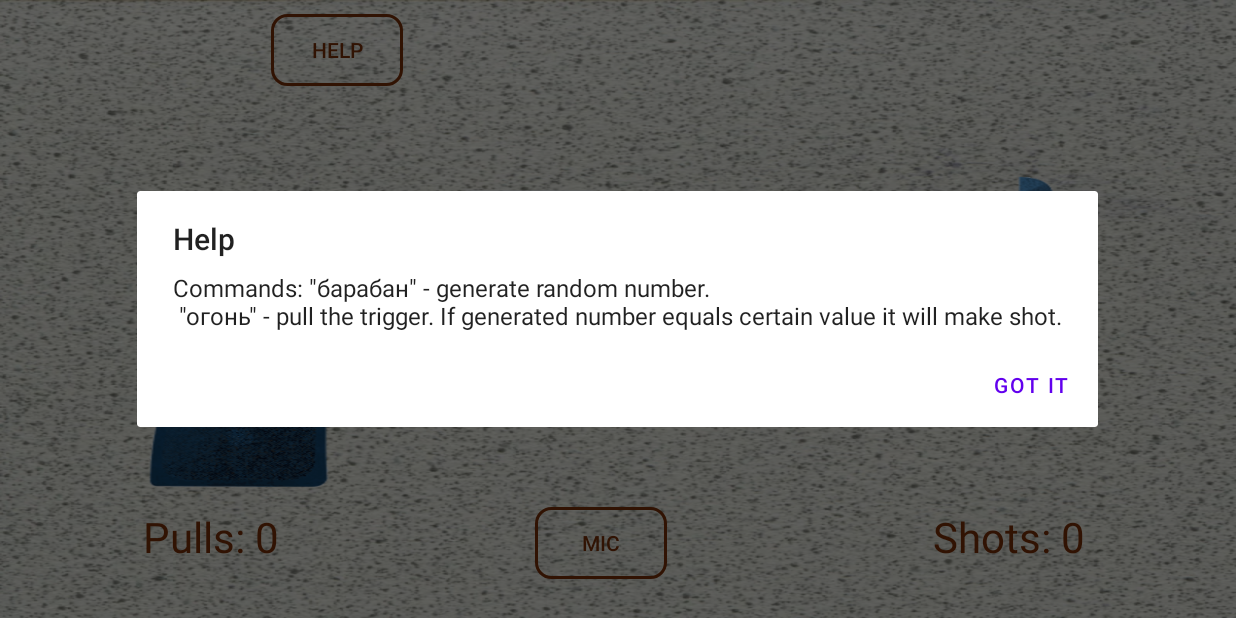
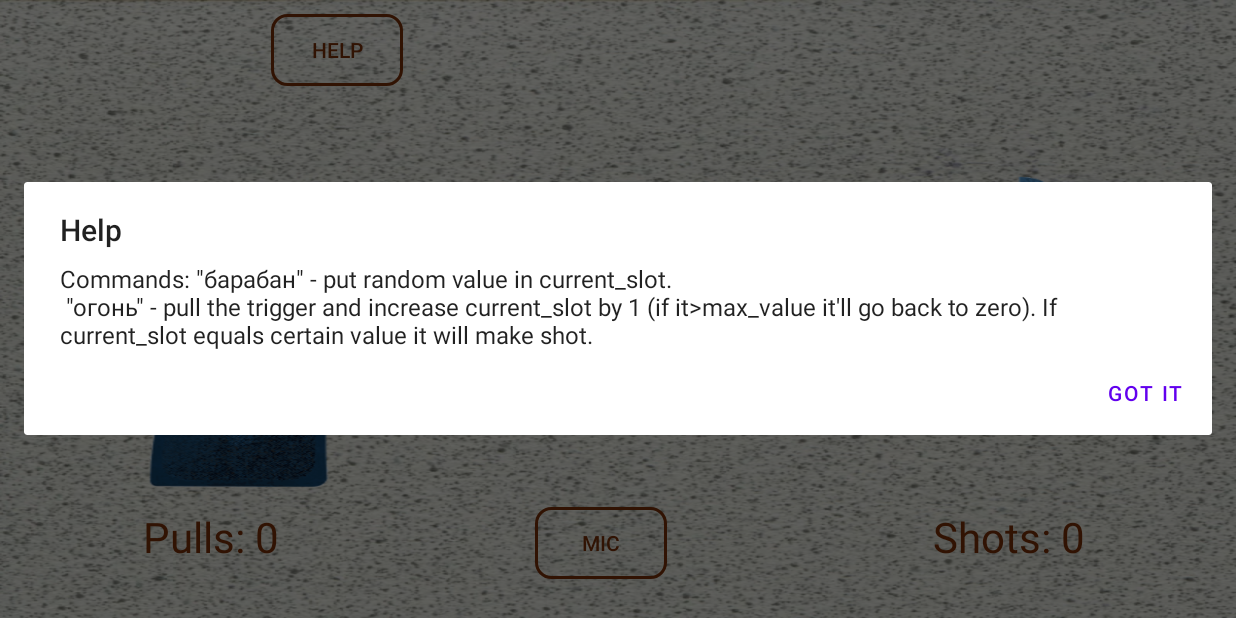
Before and after one commit to narcologer/RussianRoulette, an Android app: the screen it shows after launch (MainActivity), after a tap on "HELP", on a phone screen of 824 x 412 dp (held sideways). Run offline under Robolectric (Android 15) with nearby library versions, the phone set to English and light mode, and no system bars.

Commit message:
added landing and changed gameplay system a bit

```diff
--- a/app/src/main/AndroidManifest.xml
+++ b/app/src/main/AndroidManifest.xml
@@ -9,8 +9,10 @@
         android:label="@string/app_name"
         android:roundIcon="@mipmap/ic_launcher_round"
         android:supportsRtl="true"
+        android:largeHeap="true"
         android:theme="@style/Theme.RussianRoulette">
-        <activity android:name=".MainActivity"  android:screenOrientation="landscape">
+        <activity android:name=".MainActivity"  android:screenOrientation="landscape"/>
+        <activity android:name=".LogoActivity"  android:screenOrientation="landscape">
             <intent-filter>
                 <action android:name="android.intent.action.MAIN" />
 
--- /dev/null
+++ b/app/src/main/java/com/example/russianroulette/LogoActivity.java
@@ -0,0 +1,49 @@
+package com.example.russianroulette;
+
+import android.app.Activity;
+import android.content.Intent;
+import android.os.Bundle;
+import android.view.View;
+import android.view.animation.AnimationUtils;
+
+import androidx.annotation.Nullable;
+
+public class LogoActivity extends Activity {
+    @Override
+    protected void onCreate(@Nullable Bundle savedInstanceState) {
+        super.onCreate(savedInstanceState);
+        setContentView(R.layout.activity_logo);
+        startMainActivity();
+    }
+
+    public void onClickStart(View view){
+        Intent intent = new Intent(LogoActivity.this,MainActivity.class);
+        startActivity(intent);
+    }
+
+    @Override
+    protected void onPause() {
+        super.onPause();
+        finish();
+    }
+
+    private void init(){
+    }
+
+    private void startMainActivity()
+    {
+        new Thread(new Runnable() {
+            @Override
+            public void run() {
+                try {
+                    Thread.sleep(2000);
+                } catch (InterruptedException e) {
+                    e.printStackTrace();
+                }
+                Intent i = new Intent(LogoActivity.this,MainActivity.class);
+                startActivity(i);
+            }
+        }).start();
+
+    }
+}
--- a/app/src/main/java/com/example/russianroulette/MainActivity.java
+++ b/app/src/main/java/com/example/russianroulette/MainActivity.java
@@ -34,7 +34,7 @@ public class MainActivity extends Activity {
     private ImageView gun;
     private int on_shot = 3;
     private int max_number = 10;
-    private int random = 0;
+    private int random;
 
     @Override
     protected void onCreate(Bundle savedInstanceState) {
@@ -89,6 +89,7 @@ public class MainActivity extends Activity {
                 gunBaraban.start();
             }
         }, 200);
+        random = new Random().nextInt(max_number);
     }
 
     public void onClickMic(View view) {
@@ -138,6 +139,10 @@ public class MainActivity extends Activity {
                                 sounds.play(sound_shot_false,1.0f,1.0f,1,0,1);
                                 pulls=pulls+1;
                             }
+                            random++;
+                            if (random>max_number) {
+                                random=0;
+                            }
                             id_pulls.setText("Pulls: "+pulls);
                             id_shots.setText("Shots: "+shots);
                             break;
@@ -163,7 +168,7 @@ public class MainActivity extends Activity {
     public void onClickReference(View view) {
         AlertDialog.Builder builder = new AlertDialog.Builder(this);
         builder.setTitle("Help")
-                .setMessage("Commands: \"барабан\" - generate random number. \n \"огонь\" - pull the trigger. If generated number equals certain value it will make shot.")
+                .setMessage("Commands: \"барабан\" - put random value in current_slot. \n \"огонь\" - pull the trigger and increase current_slot by 1 (if it>max_value it'll go back to zero). If current_slot equals certain value it will make shot.")
                 .setPositiveButton("Got it", new DialogInterface.OnClickListener() {
                     public void onClick(DialogInterface dialog, int id) {
                         dialog.cancel();
--- a/app/src/main/res/drawable/pull_animation.xml
+++ b/app/src/main/res/drawable/pull_animation.xml
@@ -2,4 +2,16 @@
 <animation-list xmlns:android="http://schemas.android.com/apk/res/android" android:oneshot="true">
     <item android:drawable="@drawable/frame_076_pull" android:duration="100"/>
     <item android:drawable="@drawable/frame_000_gun" android:duration="73"/>
+    <item android:drawable="@drawable/frame_002_baraban"
+        android:duration="73"
+        />
+    <item android:drawable="@drawable/frame_004_baraban"
+        android:duration="73"
+        />
+    <item android:drawable="@drawable/frame_006_baraban"
+        android:duration="73"
+        />
+    <item android:drawable="@drawable/frame_008_baraban"
+        android:duration="73"
+        />
 </animation-list>
```
Also changed, not shown: app/src/main/res/layout/activity_logo.xml (added, +17 -0 lines), app/src/main/res/drawable/logo.png (added).
